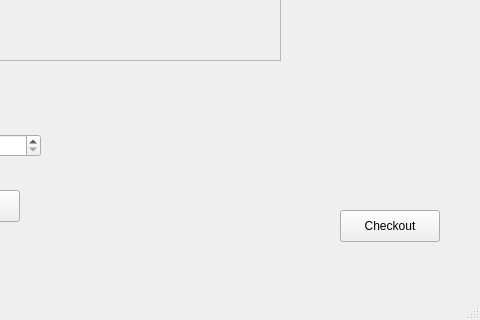
This is guestwcustom3.ui in rmcfadden2/Group-B-project1 as Qt 5 draws it before an edit; both pictures show x 320 to 800 and y 280 to 600 of the 800 by 600 pixel window. The edited form follows.
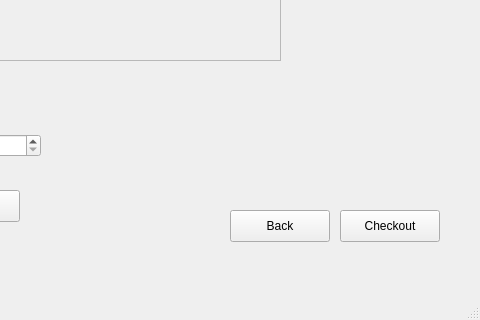
This is the edited form.

What changed in the file:
```diff
--- a/guestwcustom3.ui
+++ b/guestwcustom3.ui
@@ -148,6 +148,19 @@
      <string/>
     </property>
    </widget>
+   <widget class="QPushButton" name="backButton">
+    <property name="geometry">
+     <rect>
+      <x>550</x>
+      <y>490</y>
+      <width>100</width>
+      <height>32</height>
+     </rect>
+    </property>
+    <property name="text">
+     <string>Back</string>
+    </property>
+   </widget>
   </widget>
   <widget class="QMenuBar" name="menubar">
    <property name="geometry">
```
